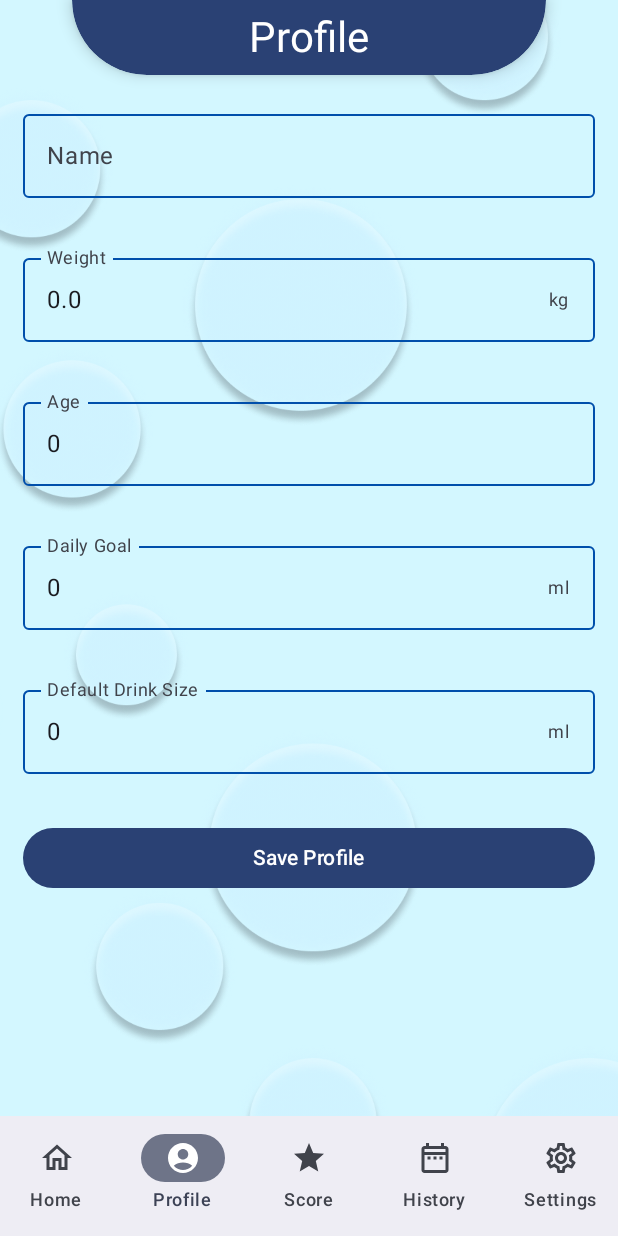
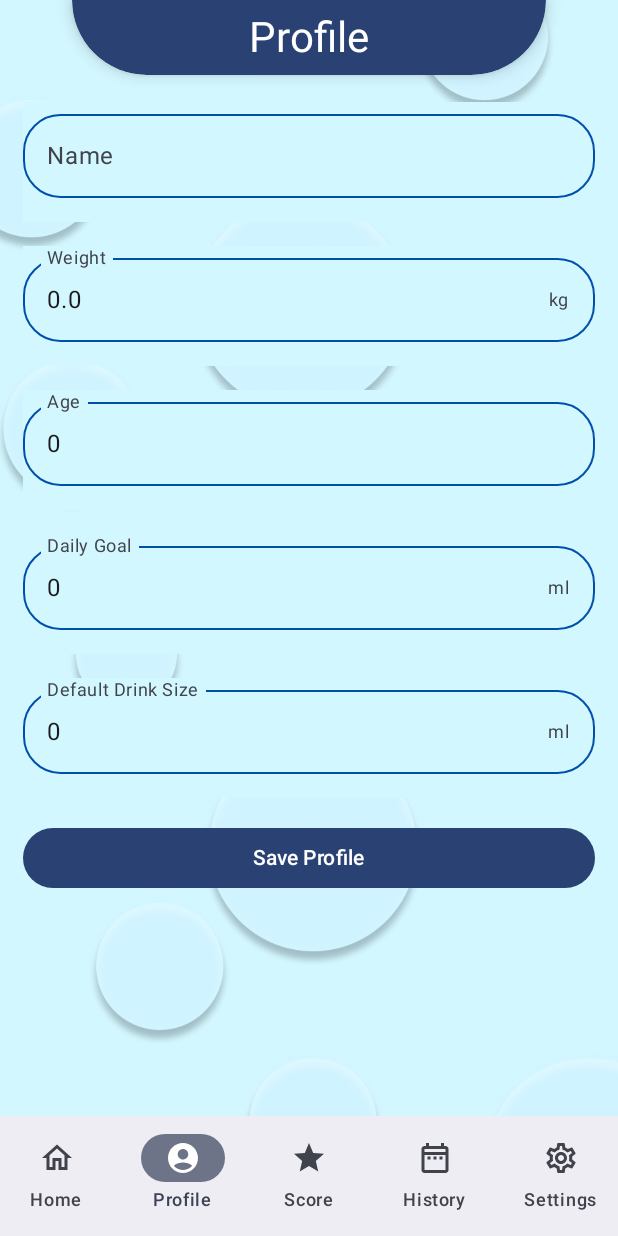
Before and after one commit to straumandi/Hydrinker, an Android app built with Jetpack Compose: the ProfileScreen screen opened through its navigation route, on a phone screen of 412 x 824 dp. Run offline under Robolectric (Android 15) with nearby library versions, the phone set to English and light mode, and no system bars; our stand-ins replace Room's generated code.

Commit message:
added background to textfields

```diff
--- a/app/src/main/java/com/example/hydrinker/screens/ProfileScreen.kt
+++ b/app/src/main/java/com/example/hydrinker/screens/ProfileScreen.kt
@@ -111,14 +111,14 @@ fun ProfileScreen(navController: NavController, context: Context = LocalContext.
             singleLine = true,
             colors = TextFieldDefaults.outlinedTextFieldColors(
                 focusedBorderColor = Color(0xFF84D0FB),
-                    unfocusedBorderColor = Color(0xFF004FAB)
+                unfocusedBorderColor = Color(0xFF004FAB),
             ),
-
+            shape = RoundedCornerShape(25.dp),
             isError = !uiState.isNameValid,
 
             modifier = Modifier
                 .fillMaxWidth()
-                .padding(vertical = 8.dp)
+                .padding(vertical = 8.dp).background(color = Color(0xFFD3F7FF))
                 .onFocusChanged { focusState ->
                     if (nameFocused && !focusState.isFocused && !focusState.isFocused) {
                         uiState =
@@ -145,6 +145,7 @@ fun ProfileScreen(navController: NavController, context: Context = LocalContext.
                 focusedBorderColor = Color(0xFF84D0FB),
                 unfocusedBorderColor = Color(0xFF004FAB)
             ),
+            shape = RoundedCornerShape(25.dp),
             isError = !uiState.isWeightValid,
             supportingText = {
                 if (!uiState.isWeightValid) {
@@ -158,7 +159,7 @@ fun ProfileScreen(navController: NavController, context: Context = LocalContext.
             },
             modifier = Modifier
                 .fillMaxWidth()
-                .padding(vertical = 8.dp)
+                .padding(vertical = 8.dp).background(color = Color(0xFFD3F7FF))
                 .onFocusChanged { focusState ->
                     if (weightFocused && !focusState.isFocused && !focusState.isFocused) {
                         uiState =
@@ -176,6 +177,7 @@ fun ProfileScreen(navController: NavController, context: Context = LocalContext.
                 focusedBorderColor = Color(0xFF84D0FB),
                 unfocusedBorderColor = Color(0xFF004FAB)
             ),
+            shape = RoundedCornerShape(25.dp),
             supportingText = {
                 if (!uiState.isAgeValid) {
                     Text(
@@ -187,7 +189,7 @@ fun ProfileScreen(navController: NavController, context: Context = LocalContext.
             },
             modifier = Modifier
                 .fillMaxWidth()
-                .padding(vertical = 8.dp)
+                .padding(vertical = 8.dp).background(color = Color(0xFFD3F7FF))
                 .onFocusChanged { focusState ->
                     if (ageFocused && !focusState.isFocused && !focusState.isFocused) {
                         uiState =
@@ -206,6 +208,7 @@ fun ProfileScreen(navController: NavController, context: Context = LocalContext.
                 focusedBorderColor = Color(0xFF84D0FB),
                 unfocusedBorderColor = Color(0xFF004FAB)
             ),
+            shape = RoundedCornerShape(25.dp),
             isError = !uiState.isDailyGoalValid,
             supportingText = {
                 if (!uiState.isDailyGoalValid) {
@@ -218,7 +221,7 @@ fun ProfileScreen(navController: NavController, context: Context = LocalContext.
             },
             modifier = Modifier
                 .fillMaxWidth()
-                .padding(vertical = 8.dp)
+                .padding(vertical = 8.dp).background(color = Color(0xFFD3F7FF))
                 .onFocusChanged { focusState ->
                     if (dailyGoalFocused && !focusState.isFocused && !focusState.isFocused) {
                         uiState = uiState.copy(
@@ -238,6 +241,7 @@ fun ProfileScreen(navController: NavController, context: Context = LocalContext.
                 focusedBorderColor = Color(0xFF84D0FB),
                 unfocusedBorderColor = Color(0xFF004FAB)
             ),
+            shape = RoundedCornerShape(25.dp),
             isError = !uiState.isDrinkSizeValid,
             supportingText = {
                 if (!uiState.isDrinkSizeValid) {
@@ -250,7 +254,7 @@ fun ProfileScreen(navController: NavController, context: Context = LocalContext.
             },
             modifier = Modifier
                 .fillMaxWidth()
-                .padding(vertical = 8.dp)
+                .padding(vertical = 8.dp).background(color = Color(0xFFD3F7FF))
                 .onFocusChanged { focusState ->
                     if (defaultSizeFocused && !focusState.isFocused && !focusState.isFocused) {
                         uiState = uiState.copy(
```
